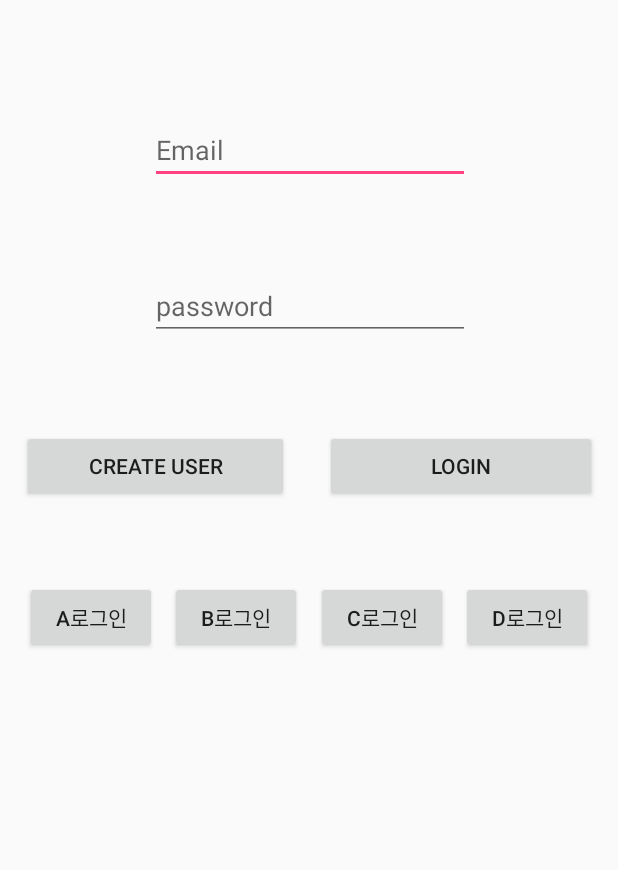
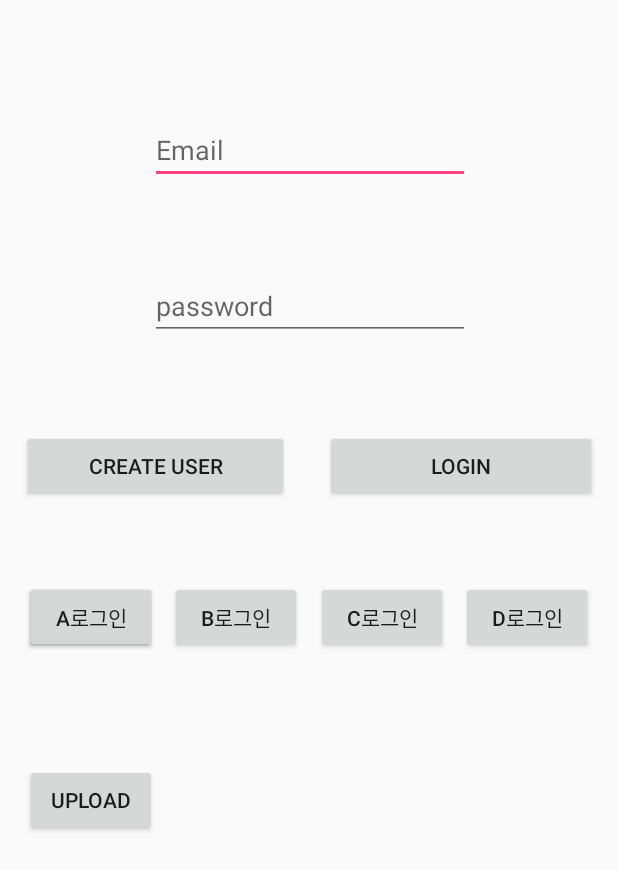
Before and after one commit to n4u1/Test130, an Android app: the screen it shows after launch (LoginActivity), on a phone screen of 412 x 824 dp. Shown: the top 870 px of the screen. Run offline under Robolectric (Android 15) with nearby library versions, the phone set to English and light mode, and no system bars; our stand-ins replace Firebase (no records; nobody signed in at launch, a user with empty details on screens opened directly).

Commit message:
20180714_0058

```diff
--- a/app/build.gradle
+++ b/app/build.gradle
@@ -4,7 +4,7 @@ android {
     compileSdkVersion 27
     defaultConfig {
         applicationId "com.example.n4u1.test130"
-        minSdkVersion 15
+        minSdkVersion 14
         targetSdkVersion 27
         versionCode 1
         versionName "1.0"
@@ -32,5 +32,6 @@ dependencies {
     implementation 'com.google.firebase:firebase-database:16.0.1'
     implementation 'com.google.firebase:firebase-auth:16.0.2'
     implementation 'com.google.android.gms:play-services-auth:15.0.1'
+    implementation 'com.google.firebase:firebase-storage:16.0.1'
 }
 apply plugin: 'com.google.gms.google-services'
--- a/app/src/main/AndroidManifest.xml
+++ b/app/src/main/AndroidManifest.xml
@@ -3,6 +3,7 @@
     package="com.example.n4u1.test130">
 
     <uses-permission android:name="android.permission.READ_PHONE_STATE" />
+    <uses-permission android:name="android.permission.READ_EXTERNAL_STORAGE"/>
 
     <application
         android:allowBackup="true"
--- a/app/src/main/java/com/example/n4u1/test130/views/LoginActivity.java
+++ b/app/src/main/java/com/example/n4u1/test130/views/LoginActivity.java
@@ -1,7 +1,14 @@
 package com.example.n4u1.test130.views;
 
+import android.Manifest;
+import android.content.CursorLoader;
 import android.content.Intent;
+import android.database.Cursor;
+import android.net.Uri;
+import android.os.Build;
+import android.provider.MediaStore;
 import android.support.annotation.NonNull;
+import android.support.v4.app.ActivityCompat;
 import android.support.v7.app.AppCompatActivity;
 import android.os.Bundle;
 import android.util.Log;
@@ -10,9 +17,12 @@ import android.widget.Button;
 import android.widget.EditText;
 import android.widget.Toast;
 //
+
 import com.example.n4u1.test130.R;
 import com.example.n4u1.test130.models.User;
 import com.google.android.gms.tasks.OnCompleteListener;
+import com.google.android.gms.tasks.OnFailureListener;
+import com.google.android.gms.tasks.OnSuccessListener;
 import com.google.android.gms.tasks.Task;
 import com.google.firebase.auth.AuthResult;
 import com.google.firebase.auth.FirebaseAuth;
@@ -23,25 +33,35 @@ import com.google.firebase.database.DatabaseError;
 import com.google.firebase.database.DatabaseReference;
 import com.google.firebase.database.FirebaseDatabase;
 import com.google.firebase.database.ValueEventListener;
+import com.google.firebase.storage.FirebaseStorage;
+import com.google.firebase.storage.StorageReference;
+import com.google.firebase.storage.UploadTask;
 
+import java.io.File;
 import java.util.Iterator;
 import java.util.regex.Matcher;
 import java.util.regex.Pattern;
 
 
 public class LoginActivity extends AppCompatActivity {
+    private static final int GALLEY_CODE = 10;
     private FirebaseAuth mAuth;
     private FirebaseUser mFirebaseUser;
     private FirebaseDatabase mDatabase;
     private DatabaseReference mEmailDatabaseReference;
     private ValueEventListener mEmailListener;
     private ChildEventListener mChildEventListener;
+    private FirebaseStorage storage;
 
 
     @Override
     protected void onCreate(Bundle savedInstanceState) {
         super.onCreate(savedInstanceState);
-        setContentView(R.layout.activity_main);
+        setContentView(R.layout.activity_login);
+
+        if (Build.VERSION.SDK_INT >= Build.VERSION_CODES.M) {
+            requestPermissions(new String[]{Manifest.permission.READ_EXTERNAL_STORAGE},0);
+        }
 
         Button button_CreateUser = findViewById(R.id.button_createUser);
         Button button_Login = findViewById(R.id.button_login);
@@ -49,11 +69,15 @@ public class LoginActivity extends AppCompatActivity {
         Button button_bLogin = findViewById(R.id.button_bLogin);
         Button button_cLogin = findViewById(R.id.button_cLogin);
         Button button_dLogin = findViewById(R.id.button_dLogin);
+        Button button_uploadTest = findViewById(R.id.button_uploadTest);
 
         mAuth = FirebaseAuth.getInstance();
         mFirebaseUser = mAuth.getCurrentUser();
         mDatabase = FirebaseDatabase.getInstance();
         mEmailDatabaseReference = mDatabase.getReference("users");
+        storage = FirebaseStorage.getInstance();
+
+
 
         button_CreateUser.setOnClickListener(new View.OnClickListener() {
             @Override
@@ -125,9 +149,64 @@ public class LoginActivity extends AppCompatActivity {
             }
         });
 
+        button_uploadTest.setOnClickListener(new View.OnClickListener() {
+            @Override
+            public void onClick(View view) {
+
+                Intent intent = new Intent(Intent.ACTION_PICK);
+                intent.setType(MediaStore.Images.Media.CONTENT_TYPE);
+
+                startActivityForResult(intent, GALLEY_CODE);
+
+            }
+        });
+
     }
 
+    @Override
+    protected void onActivityResult(int requestCode, int resultCode, Intent data) {
+        if(requestCode == GALLEY_CODE) {
 
+            System.out.println(data.getData());
+            System.out.println(getPath(data.getData()));
+
+
+//            StorageReference storageRef = storage.getReference();
+            StorageReference storageRef = storage.getReferenceFromUrl("gs://test130-1068f.appspot.com");
+
+
+            Uri file = Uri.fromFile(new File(getPath(data.getData())));
+            StorageReference riversRef = storageRef.child("imagessss/"+file.getLastPathSegment());
+            UploadTask uploadTask = riversRef.putFile(file);
+
+// Register observers to listen for when the download is done or if it fails
+            uploadTask.addOnFailureListener(new OnFailureListener() {
+                @Override
+                public void onFailure(@NonNull Exception exception) {
+                    // Handle unsuccessful uploads
+                }
+            }).addOnSuccessListener(new OnSuccessListener<UploadTask.TaskSnapshot>() {
+                @Override
+                public void onSuccess(UploadTask.TaskSnapshot taskSnapshot) {
+                    // taskSnapshot.getMetadata() contains file metadata such as size, content-type, etc.
+                    // ...
+                }
+            });
+
+        }
+    }
+
+    private String getPath(Uri uri) {
+        String [] proj = {MediaStore.Images.Media.DATA};
+        CursorLoader cursorLoader = new CursorLoader(this,uri,proj,null,null,null);
+
+        Cursor cursor = cursorLoader.loadInBackground();
+        int index = cursor.getColumnIndexOrThrow(MediaStore.Images.Media.DATA);
+
+        cursor.moveToFirst();
+
+        return cursor.getString(index);
+    }
 
     //정규표현식으로 이메일 체킹
     private boolean checkEmail(String inputUserEmail) {
--- a/app/src/main/res/layout/activity_main.xml
+++ b/app/src/main/res/layout/activity_login.xml
@@ -103,6 +103,24 @@
         app:layout_constraintVertical_bias="0.499" />
 
     <Button
+        android:id="@+id/button_aLogin2"
+        android:layout_width="wrap_content"
+        android:layout_height="wrap_content"
+        android:layout_marginBottom="8dp"
+        android:layout_marginEnd="8dp"
+        android:layout_marginLeft="8dp"
+        android:layout_marginRight="8dp"
+        android:layout_marginStart="8dp"
+        android:layout_marginTop="8dp"
+        android:text="a로그인"
+        app:layout_constraintBottom_toBottomOf="parent"
+        app:layout_constraintEnd_toEndOf="parent"
+        app:layout_constraintHorizontal_bias="0.028"
+        app:layout_constraintStart_toStartOf="parent"
+        app:layout_constraintTop_toTopOf="parent"
+        app:layout_constraintVertical_bias="0.499" />
+
+    <Button
         android:id="@+id/button_bLogin"
         android:layout_width="wrap_content"
         android:layout_height="wrap_content"
@@ -156,4 +174,22 @@
         app:layout_constraintTop_toTopOf="parent"
         app:layout_constraintVertical_bias="0.499" />
 
+    <Button
+        android:id="@+id/button_uploadTest"
+        android:layout_width="wrap_content"
+        android:layout_height="wrap_content"
+        android:layout_marginBottom="8dp"
+        android:layout_marginEnd="8dp"
+        android:layout_marginLeft="8dp"
+        android:layout_marginRight="8dp"
+        android:layout_marginStart="8dp"
+        android:layout_marginTop="8dp"
+        android:text="upload"
+        app:layout_constraintBottom_toBottomOf="parent"
+        app:layout_constraintEnd_toEndOf="parent"
+        app:layout_constraintHorizontal_bias="0.028"
+        app:layout_constraintStart_toStartOf="parent"
+        app:layout_constraintTop_toTopOf="parent"
+        app:layout_constraintVertical_bias="0.66" />
+
 </android.support.constraint.ConstraintLayout>
```
Also changed, not shown: app/src/main/java/com/example/n4u1/test130/views/HomeActivity.java (+0 -25 lines).
